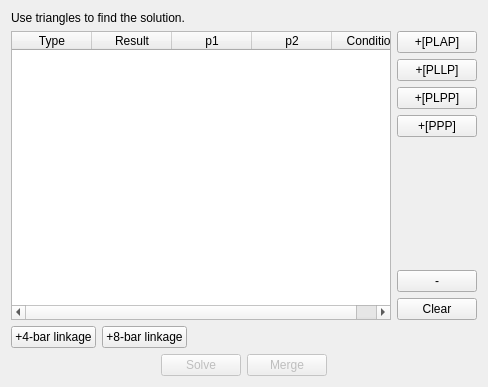
Old version of the form core/panel/run_Triangle_Solver.ui in the repository KmolYuan/Pyslvs-UI.
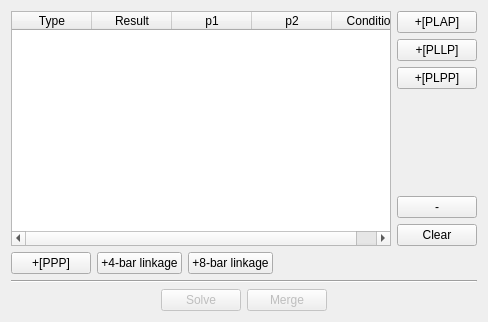
New version of the form. Icons and pictures are not drawn.

```diff
--- a/core/panel/run_Triangle_Solver.ui
+++ b/core/panel/run_Triangle_Solver.ui
@@ -7,23 +7,13 @@
     <x>0</x>
     <y>0</y>
     <width>488</width>
-    <height>387</height>
+    <height>322</height>
    </rect>
   </property>
   <property name="windowTitle">
    <string>Form</string>
   </property>
   <layout class="QVBoxLayout" name="verticalLayout">
-   <item>
-    <widget class="QLabel" name="label">
-     <property name="text">
-      <string>&lt;html&gt;&lt;head/&gt;&lt;body&gt;&lt;p&gt;Use triangles to find the solution.&lt;/p&gt;&lt;/body&gt;&lt;/html&gt;</string>
-     </property>
-     <property name="wordWrap">
-      <bool>true</bool>
-     </property>
-    </widget>
-   </item>
    <item>
     <layout class="QHBoxLayout" name="horizontalLayout">
      <item>
@@ -109,16 +99,6 @@
          </property>
         </widget>
        </item>
-       <item>
-        <widget class="QPushButton" name="pluse_PPP">
-         <property name="toolTip">
-          <string>&lt;html&gt;&lt;head/&gt;&lt;body&gt;&lt;p&gt;&lt;span style=&quot; font-size:12pt; font-weight:600;&quot;&gt;Point(A), Point(B), Point(C)&lt;/span&gt;&lt;/p&gt;&lt;p&gt;&lt;span style=&quot; font-size:12pt; color:#ff0000;&quot;&gt;Return three side length.&lt;/span&gt;&lt;/p&gt;&lt;p&gt;&lt;span style=&quot; font-size:12pt; color:#ff0000;&quot;&gt;Use to build 3 points entities&lt;/span&gt;&lt;/p&gt;&lt;p&gt;&lt;img width=&quot;450&quot; src=&quot;:/icons/preview/PPP.png&quot;/&gt;&lt;/p&gt;&lt;/body&gt;&lt;/html&gt;</string>
-         </property>
-         <property name="text">
-          <string>+[PPP]</string>
-         </property>
-        </widget>
-       </item>
        <item>
         <spacer name="verticalSpacer_2">
          <property name="orientation">
@@ -152,6 +132,16 @@
    </item>
    <item>
     <layout class="QHBoxLayout" name="horizontalLayout_4">
+     <item>
+      <widget class="QPushButton" name="pluse_PPP">
+       <property name="toolTip">
+        <string>&lt;html&gt;&lt;head/&gt;&lt;body&gt;&lt;p&gt;&lt;span style=&quot; font-size:12pt; font-weight:600;&quot;&gt;Point(A), Point(B), Point(C)&lt;/span&gt;&lt;/p&gt;&lt;p&gt;&lt;span style=&quot; font-size:12pt; color:#ff0000;&quot;&gt;Return three side length.&lt;/span&gt;&lt;/p&gt;&lt;p&gt;&lt;span style=&quot; font-size:12pt; color:#ff0000;&quot;&gt;Use to build 3 points entities.&lt;/span&gt;&lt;/p&gt;&lt;p&gt;&lt;img src=&quot;:/icons/preview/PPP.png&quot; width=&quot;450&quot;/&gt;&lt;/p&gt;&lt;/body&gt;&lt;/html&gt;</string>
+       </property>
+       <property name="text">
+        <string>+[PPP]</string>
+       </property>
+      </widget>
+     </item>
      <item>
       <widget class="QPushButton" name="Bar4">
        <property name="toolTip">
@@ -187,6 +177,13 @@
      </item>
     </layout>
    </item>
+   <item>
+    <widget class="Line" name="line">
+     <property name="orientation">
+      <enum>Qt::Horizontal</enum>
+     </property>
+    </widget>
+   </item>
    <item>
     <layout class="QHBoxLayout" name="horizontalLayout_2">
      <item>
```
Left out of the diff: 4 changed lines with no effect on the pictures.
